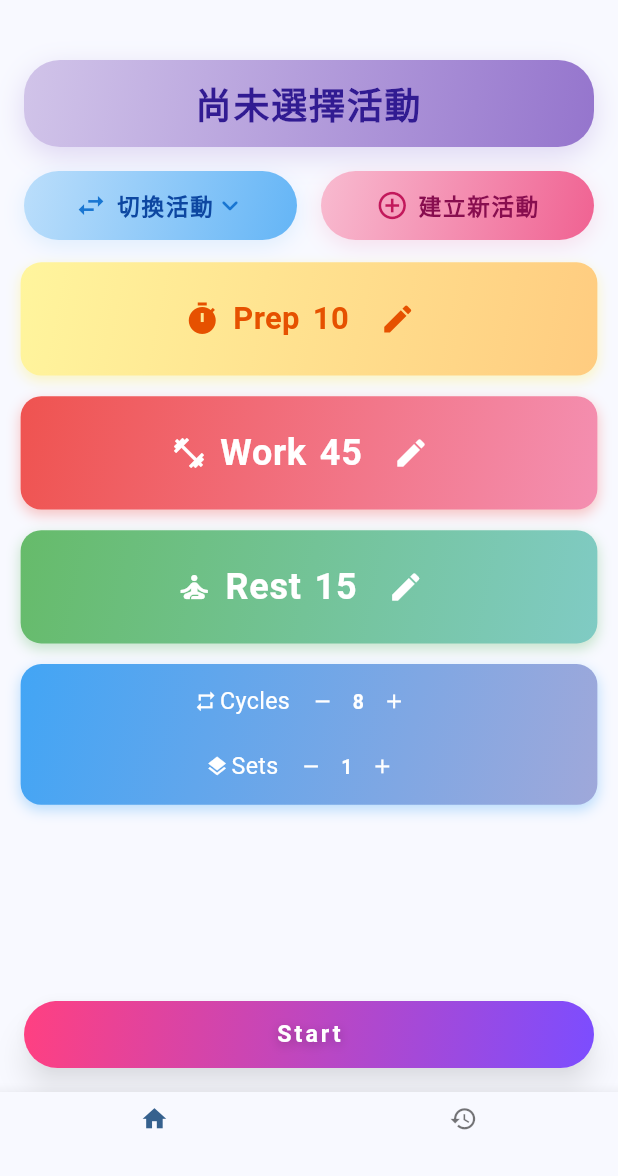
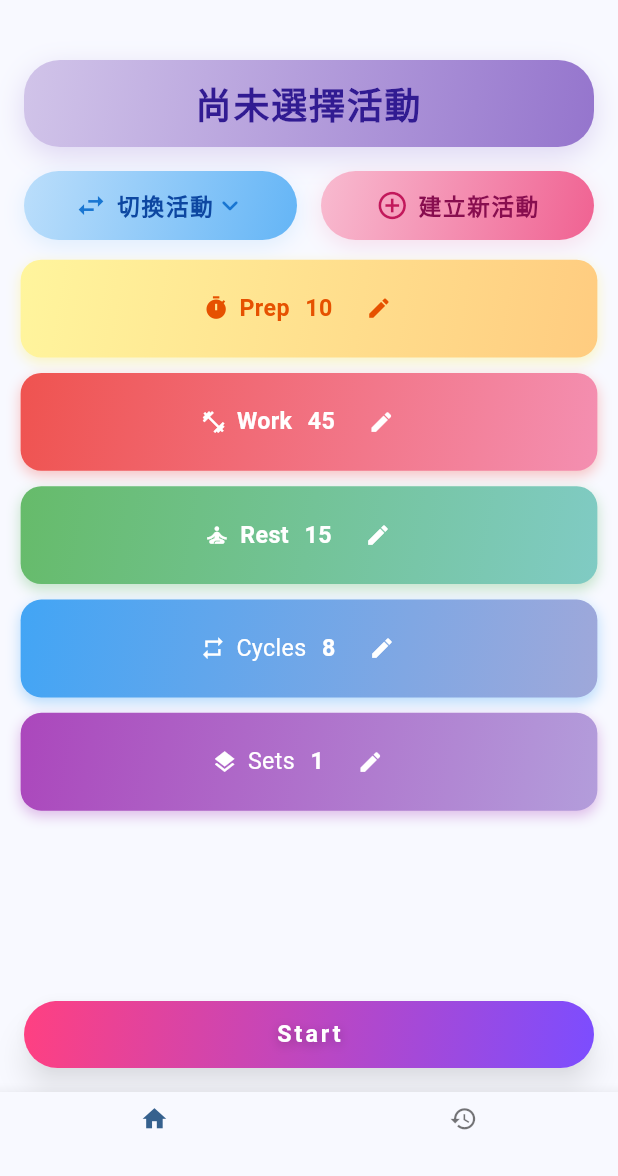
Before and after one commit to brianhsux/TabataApp, a Flutter app: the screen it shows after launch, on a phone screen of 412 x 824 dp, the part 60-1236 px from its top. Run offline on Flutter 3.47's test engine with Material 3 defaults, Android fonts, the phone set to English and light mode, and no system bars; drawn by our look-alikes of dropdown_button2; our stand-ins replace audioplayers, google_mobile_ads, shared_preferences, sqflite, stop_watch_timer, table_calendar; accounts and stored records are empty; network calls fail.

Commit message:
Refactors Tabata screen layout and styling
Reduces margins and padding for a more compact layout.
Decreases font sizes and icon sizes for better visual balance,
and introduces edit buttons for cycles and sets.

```diff
--- a/lib/main.dart
+++ b/lib/main.dart
@@ -1229,22 +1229,22 @@ class _TabataScreenState extends State<TabataScreen> {
                 ),
               ],
             ),
-            margin: EdgeInsets.symmetric(vertical: 8 * scale, horizontal: 16 * scale),
-            padding: EdgeInsets.symmetric(vertical: 16 * scale, horizontal: 12 * scale),
+            margin: EdgeInsets.symmetric(vertical: 6 * scale, horizontal: 16 * scale),
+            padding: EdgeInsets.symmetric(vertical: 10 * scale, horizontal: 12 * scale),
             child: Row(
               mainAxisAlignment: MainAxisAlignment.center,
               children: [
-                Icon(Icons.timer, color: Colors.orange.shade900),
-                SizedBox(width: 10 * scale),
-                Text('Prep', style: TextStyle(fontSize: 24 * scale, color: Colors.orange.shade900, fontWeight: FontWeight.bold)),
-                SizedBox(width: 10 * scale),
+                Icon(Icons.timer, color: Colors.orange.shade900, size: 20 * scale),
+                SizedBox(width: 8 * scale),
+                Text('Prep', style: TextStyle(fontSize: 18 * scale, color: Colors.orange.shade900, fontWeight: FontWeight.bold)),
+                SizedBox(width: 12 * scale),
                 Text(
                   state.prepTime.toString(),
-                  style: TextStyle(fontSize: 24 * scale, color: Colors.orange.shade900, fontWeight: FontWeight.bold),
-                ),
-                SizedBox(width: 10 * scale),
+                  style: TextStyle(fontSize: 18 * scale, color: Colors.orange.shade900, fontWeight: FontWeight.bold),
+                ),
+                SizedBox(width: 8 * scale),
                 IconButton(
-                  icon: Icon(Icons.edit, color: Colors.orange.shade900),
+                  icon: Icon(Icons.edit, color: Colors.orange.shade900, size: 20 * scale),
                   onPressed: () => _showEditDialog('Prep', state.prepTime, state.updatePrepTime),
                 ),
               ],
@@ -1267,22 +1267,22 @@ class _TabataScreenState extends State<TabataScreen> {
                 ),
               ],
             ),
-            margin: EdgeInsets.symmetric(vertical: 8 * scale, horizontal: 16 * scale),
-            padding: EdgeInsets.symmetric(vertical: 16 * scale, horizontal: 12 * scale),
+            margin: EdgeInsets.symmetric(vertical: 6 * scale, horizontal: 16 * scale),
+            padding: EdgeInsets.symmetric(vertical: 10 * scale, horizontal: 12 * scale),
             child: Row(
               mainAxisAlignment: MainAxisAlignment.center,
               children: [
-                Icon(Icons.fitness_center, color: Colors.white),
-                SizedBox(width: 10 * scale),
-                Text('Work', style: Theme.of(context).textTheme.bodyLarge?.copyWith(color: Colors.white, fontWeight: FontWeight.bold)),
-                SizedBox(width: 10 * scale),
+                Icon(Icons.fitness_center, color: Colors.white, size: 20 * scale),
+                SizedBox(width: 8 * scale),
+                Text('Work', style: TextStyle(fontSize: 18 * scale, color: Colors.white, fontWeight: FontWeight.bold)),
+                SizedBox(width: 12 * scale),
                 Text(
                   state.workTime.toString(),
-                  style: Theme.of(context).textTheme.bodyLarge?.copyWith(color: Colors.white, fontWeight: FontWeight.bold),
-                ),
-                SizedBox(width: 10 * scale),
+                  style: TextStyle(fontSize: 18 * scale, color: Colors.white, fontWeight: FontWeight.bold),
+                ),
+                SizedBox(width: 8 * scale),
                 IconButton(
-                  icon: Icon(Icons.edit, color: Colors.white),
+                  icon: Icon(Icons.edit, color: Colors.white, size: 20 * scale),
                   onPressed: () => _showEditDialog('Work', state.workTime, state.updateWorkTime),
                 ),
               ],
@@ -1305,28 +1305,28 @@ class _TabataScreenState extends State<TabataScreen> {
                 ),
               ],
             ),
-            margin: EdgeInsets.symmetric(vertical: 8 * scale, horizontal: 16 * scale),
-            padding: EdgeInsets.symmetric(vertical: 16 * scale, horizontal: 12 * scale),
+            margin: EdgeInsets.symmetric(vertical: 6 * scale, horizontal: 16 * scale),
+            padding: EdgeInsets.symmetric(vertical: 10 * scale, horizontal: 12 * scale),
             child: Row(
               mainAxisAlignment: MainAxisAlignment.center,
               children: [
-                Icon(Icons.self_improvement, color: Colors.white),
-                SizedBox(width: 10 * scale),
-                Text('Rest', style: Theme.of(context).textTheme.bodyLarge?.copyWith(color: Colors.white, fontWeight: FontWeight.bold)),
-                SizedBox(width: 10 * scale),
+                Icon(Icons.self_improvement, color: Colors.white, size: 20 * scale),
+                SizedBox(width: 8 * scale),
+                Text('Rest', style: TextStyle(fontSize: 18 * scale, color: Colors.white, fontWeight: FontWeight.bold)),
+                SizedBox(width: 12 * scale),
                 Text(
                   state.restTime.toString(),
-                  style: Theme.of(context).textTheme.bodyLarge?.copyWith(color: Colors.white, fontWeight: FontWeight.bold),
-                ),
-                SizedBox(width: 10 * scale),
+                  style: TextStyle(fontSize: 18 * scale, color: Colors.white, fontWeight: FontWeight.bold),
+                ),
+                SizedBox(width: 8 * scale),
                 IconButton(
-                  icon: Icon(Icons.edit, color: Colors.white),
+                  icon: Icon(Icons.edit, color: Colors.white, size: 20 * scale),
                   onPressed: () => _showEditDialog('Rest', state.restTime, state.updateRestTime),
                 ),
               ],
             ),
           ),
-          // Bottom cycles and sets block
+          // Cycles 卡片
           Container(
             decoration: BoxDecoration(
               gradient: LinearGradient(
@@ -1343,69 +1343,67 @@ class _TabataScreenState extends State<TabataScreen> {
                 ),
               ],
             ),
-            margin: EdgeInsets.symmetric(vertical: 8 * scale, horizontal: 16 * scale),
-            padding: EdgeInsets.symmetric(vertical: 6 * scale, horizontal: 8 * scale),
-            child: Column(
-              mainAxisSize: MainAxisSize.min,
-              children: [
-                Row(
+            margin: EdgeInsets.symmetric(vertical: 6 * scale, horizontal: 16 * scale),
+            padding: EdgeInsets.symmetric(vertical: 10 * scale, horizontal: 12 * scale),
+            child: Row(
               mainAxisAlignment: MainAxisAlignment.center,
               children: [
-                    Icon(Icons.repeat, color: Colors.white, size: 18 * scale),
-                    SizedBox(width: 2 * scale),
+                Icon(Icons.repeat, color: Colors.white, size: 20 * scale),
+                SizedBox(width: 8 * scale),
                 Text('Cycles', style: TextStyle(fontSize: 18 * scale, color: Colors.white)),
-                    SizedBox(width: 2 * scale),
-                    IconButton(
-                      icon: Icon(Icons.remove, color: Colors.white, size: 18 * scale),
-                      padding: EdgeInsets.zero,
-                      constraints: BoxConstraints(),
-                      visualDensity: VisualDensity.compact,
-                      onPressed: () {
-                        if (state.cycles > 1) state.updateCycles(state.cycles - 1);
-                      },
-                    ),
+                SizedBox(width: 12 * scale),
                 Text(
                   state.cycles.toString(),
-                      style: TextStyle(fontSize: 15 * scale, color: Colors.white, fontWeight: FontWeight.bold),
-                    ),
+                  style: TextStyle(fontSize: 18 * scale, color: Colors.white, fontWeight: FontWeight.bold),
+                ),
+                SizedBox(width: 8 * scale),
                 IconButton(
-                      icon: Icon(Icons.add, color: Colors.white, size: 18 * scale),
-                      padding: EdgeInsets.zero,
-                      constraints: BoxConstraints(),
-                      visualDensity: VisualDensity.compact,
-                      onPressed: () => state.updateCycles(state.cycles + 1),
-                    ),
-                  ],
-                ),
-                SizedBox(height: 4 * scale),
-                Row(
+                  icon: Icon(Icons.edit, color: Colors.white, size: 20 * scale),
+                  onPressed: () {
+                    _showEditDialog('Cycles', state.cycles, (v) => state.updateCycles(v));
+                  },
+                  tooltip: '編輯 Cycles',
+                ),
+              ],
+            ),
+          ),
+          // Sets 卡片
+          Container(
+            decoration: BoxDecoration(
+              gradient: LinearGradient(
+                colors: [Colors.purple.shade400, Colors.deepPurple.shade200],
+                begin: Alignment.topLeft,
+                end: Alignment.bottomRight,
+              ),
+              borderRadius: BorderRadius.circular(16 * scale),
+              boxShadow: [
+                BoxShadow(
+                  color: Colors.purple.withAlpha((0.3 * 255).toInt()),
+                  blurRadius: 8 * scale,
+                  offset: Offset(0, 4 * scale),
+                ),
+              ],
+            ),
+            margin: EdgeInsets.symmetric(vertical: 6 * scale, horizontal: 16 * scale),
+            padding: EdgeInsets.symmetric(vertical: 10 * scale, horizontal: 12 * scale),
+            child: Row(
               mainAxisAlignment: MainAxisAlignment.center,
               children: [
-                    Icon(Icons.layers, color: Colors.white, size: 18 * scale),
-                    SizedBox(width: 2 * scale),
+                Icon(Icons.layers, color: Colors.white, size: 20 * scale),
+                SizedBox(width: 8 * scale),
                 Text('Sets', style: TextStyle(fontSize: 18 * scale, color: Colors.white)),
-                    SizedBox(width: 2 * scale),
-                    IconButton(
-                      icon: Icon(Icons.remove, color: Colors.white, size: 18 * scale),
-                      padding: EdgeInsets.zero,
-                      constraints: BoxConstraints(),
-                      visualDensity: VisualDensity.compact,
-                      onPressed: () {
-                        if (state.sets > 1) state.updateSets(state.sets - 1);
-                      },
-                    ),
+                SizedBox(width: 12 * scale),
                 Text(
                   state.sets.toString(),
-                      style: TextStyle(fontSize: 15 * scale, color: Colors.white, fontWeight: FontWeight.bold),
-                    ),
+                  style: TextStyle(fontSize: 18 * scale, color: Colors.white, fontWeight: FontWeight.bold),
+                ),
+                SizedBox(width: 8 * scale),
                 IconButton(
-                      icon: Icon(Icons.add, color: Colors.white, size: 18 * scale),
-                      padding: EdgeInsets.zero,
-                      constraints: BoxConstraints(),
-                      visualDensity: VisualDensity.compact,
-                      onPressed: () => state.updateSets(state.sets + 1),
-                    ),
-                  ],
+                  icon: Icon(Icons.edit, color: Colors.white, size: 20 * scale),
+                  onPressed: () {
+                    _showEditDialog('Sets', state.sets, (v) => state.updateSets(v));
+                  },
+                  tooltip: '編輯 Sets',
                 ),
               ],
             ),
```
Lines whose indentation alone changed are shown as unchanged.
